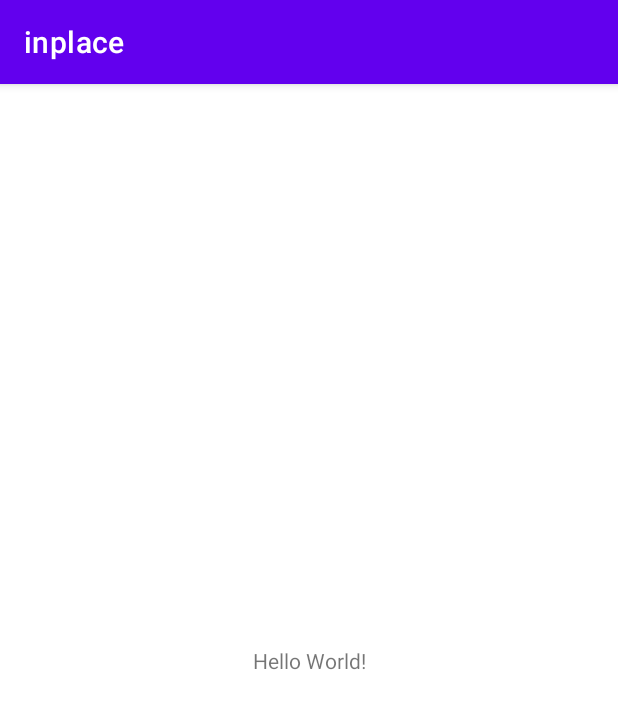
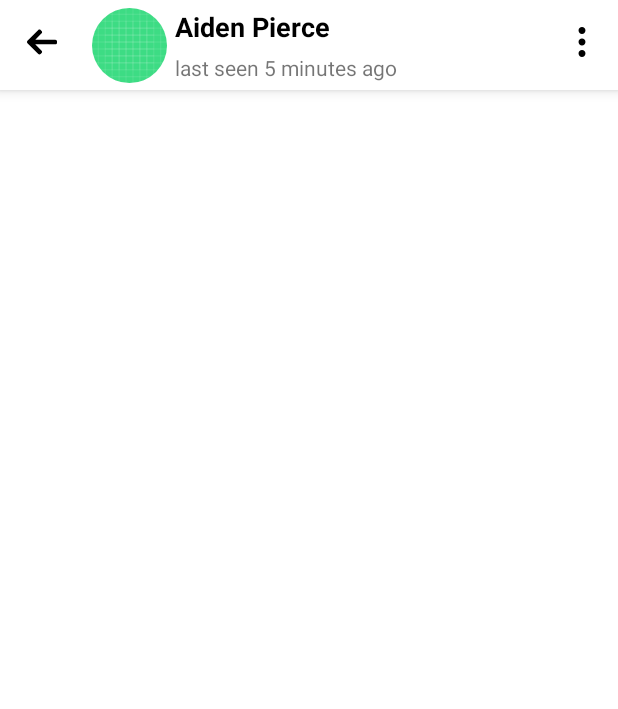
Before and after one commit to eprokofyev/inplace, an Android app: the screen it shows after launch (MainActivity), on a phone screen of 412 x 824 dp. Shown: the top 709 px of the screen. Run offline under Robolectric (Android 15) with nearby library versions, the phone set to English and light mode, and no system bars; our stand-ins replace CircleImageView.

Commit message:
Made a chat toolbar

```diff
--- a/app/build.gradle
+++ b/app/build.gradle
@@ -39,6 +39,7 @@ dependencies {
     implementation 'androidx.appcompat:appcompat:1.2.0'
     implementation 'com.google.android.material:material:1.2.1'
     implementation 'androidx.constraintlayout:constraintlayout:2.0.2'
+    implementation 'de.hdodenhof:circleimageview:3.1.0'
     testImplementation 'junit:junit:4.+'
     androidTestImplementation 'androidx.test.ext:junit:1.1.2'
     androidTestImplementation 'androidx.test.espresso:espresso-core:3.3.0'
--- /dev/null
+++ b/app/src/main/java/com/inplace/ChatFragment.kt
@@ -0,0 +1,37 @@
+package com.inplace
+
+import android.os.Bundle
+import android.util.Log
+import android.view.*
+import android.widget.TextView
+import androidx.appcompat.app.AppCompatActivity
+import androidx.appcompat.widget.Toolbar
+import androidx.fragment.app.Fragment
+
+class ChatFragment() : Fragment() {
+
+
+    override fun onCreateView(inflater: LayoutInflater, container: ViewGroup?, savedInstanceState: Bundle?): View? {
+        Log.d("myLogs", "onCreateView")
+        setHasOptionsMenu(true)
+        return inflater.inflate(R.layout.chat_fragment, container, false)
+    }
+
+    override fun onCreateOptionsMenu(menu: Menu, inflater: MenuInflater) {
+        Log.d("myLogs", "onCreateOptionsMenu")
+        inflater.inflate(R.menu.chat_menu, menu)
+        super.onCreateOptionsMenu(menu, inflater)
+    }
+
+
+    override fun onViewCreated(view: View, savedInstanceState: Bundle?) {
+        Log.d("myLogs", "onViewCreated")
+        super.onViewCreated(view, savedInstanceState)
+        val toolbar: Toolbar = view.findViewById(R.id.chat_toolbar)
+        val username: TextView = toolbar.findViewById(R.id.chat_user_name)
+        val userActivity: TextView = toolbar.findViewById(R.id.chat_user_activity)
+        username.text = "Aiden Pierce"
+        userActivity.text = "last seen 5 minutes ago"
+        (activity as AppCompatActivity).setSupportActionBar(toolbar)
+    }
+}
--- a/app/src/main/java/com/inplace/MainActivity.kt
+++ b/app/src/main/java/com/inplace/MainActivity.kt
@@ -1,11 +1,14 @@
 package com.inplace
 
+import android.os.Bundle
 import androidx.appcompat.app.AppCompatActivity
-import android.os.Bundle
 
 class MainActivity : AppCompatActivity() {
     override fun onCreate(savedInstanceState: Bundle?) {
         super.onCreate(savedInstanceState)
         setContentView(R.layout.activity_main)
+
+        if (supportFragmentManager.findFragmentById(R.id.fragment_container) == null)
+            supportFragmentManager.beginTransaction().add(R.id.fragment_container, ChatFragment()).commit()
     }
 }
--- /dev/null
+++ b/app/src/main/res/drawable/ic_left_arrow.xml
@@ -0,0 +1,4 @@
+<vector android:height="20dp" android:viewportHeight="492"
+    android:viewportWidth="492" android:width="20dp" xmlns:android="http://schemas.android.com/apk/res/android">
+    <path android:fillColor="#FF000000" android:pathData="M464.344,207.418l0.768,0.168H135.888l103.496,-103.724c5.068,-5.064 7.848,-11.924 7.848,-19.124c0,-7.2 -2.78,-14.012 -7.848,-19.088L223.28,49.538c-5.064,-5.064 -11.812,-7.864 -19.008,-7.864c-7.2,0 -13.952,2.78 -19.016,7.844L7.844,226.914C2.76,231.998 -0.02,238.77 0,245.974c-0.02,7.244 2.76,14.02 7.844,19.096l177.412,177.412c5.064,5.06 11.812,7.844 19.016,7.844c7.196,0 13.944,-2.788 19.008,-7.844l16.104,-16.112c5.068,-5.056 7.848,-11.808 7.848,-19.008c0,-7.196 -2.78,-13.592 -7.848,-18.652L134.72,284.406h329.992c14.828,0 27.288,-12.78 27.288,-27.6v-22.788C492,219.198 479.172,207.418 464.344,207.418z"/>
+</vector>
--- /dev/null
+++ b/app/src/main/res/drawable/ic_menu.xml
@@ -0,0 +1,4 @@
+<vector android:height="20dp" android:viewportHeight="512"
+    android:viewportWidth="512" android:width="20dp" xmlns:android="http://schemas.android.com/apk/res/android">
+    <path android:fillColor="#FF000000" android:fillType="evenOdd" android:pathData="M315.1,452.9c0,32.6 -26.5,59.1 -59.1,59.1s-59.1,-26.5 -59.1,-59.1s26.5,-59.1 59.1,-59.1S315.1,420.3 315.1,452.9zM315.1,256c0,32.6 -26.5,59.1 -59.1,59.1s-59.1,-26.5 -59.1,-59.1s26.5,-59.1 59.1,-59.1S315.1,223.4 315.1,256zM315.1,59.1c0,32.6 -26.5,59.1 -59.1,59.1s-59.1,-26.5 -59.1,-59.1S223.4,0 256,0S315.1,26.5 315.1,59.1z"/>
+</vector>
--- /dev/null
+++ b/app/src/main/res/drawable/ic_mute_volume_control.xml
@@ -0,0 +1,6 @@
+<vector android:height="20dp" android:viewportHeight="306.257"
+    android:viewportWidth="306.257" android:width="20dp" xmlns:android="http://schemas.android.com/apk/res/android">
+    <path android:fillColor="#FF000000" android:pathData="M19.747,121.968v70.068c0,21.499 17.43,38.924 38.924,38.924h40.703l112.088,73.612c11.351,6.271 26.808,-5.883 34.372,-21.256L47.261,84.75C31.333,89.628 19.747,104.438 19.747,121.968z"/>
+    <path android:fillColor="#FF000000" android:pathData="M250.386,41.816c0,-21.5 -19.464,-51.253 -38.924,-38.924L108.71,76.499l141.676,141.677V41.816z"/>
+    <path android:fillColor="#FF000000" android:pathData="M55.463,83.202l193.146,193.145l18.88,18.874c3.459,3.469 8.005,5.204 12.547,5.204c4.541,0 9.087,-1.735 12.552,-5.204c6.934,-6.929 6.934,-18.17 0,-25.104l-42.197,-42.197L103.037,80.566L38.771,16.314c-3.461,-3.469 -8.005,-5.204 -12.549,-5.204c-4.544,0 -9.085,1.735 -12.552,5.204c-6.937,6.928 -6.937,18.17 0,25.101L55.463,83.202z"/>
+</vector>
--- a/app/src/main/res/layout/activity_main.xml
+++ b/app/src/main/res/layout/activity_main.xml
@@ -1,18 +1,12 @@
 <?xml version="1.0" encoding="utf-8"?>
-<androidx.constraintlayout.widget.ConstraintLayout xmlns:android="http://schemas.android.com/apk/res/android"
-    xmlns:app="http://schemas.android.com/apk/res-auto"
+<LinearLayout xmlns:android="http://schemas.android.com/apk/res/android"
     xmlns:tools="http://schemas.android.com/tools"
     android:layout_width="match_parent"
     android:layout_height="match_parent"
     tools:context=".MainActivity">
 
-    <TextView
-        android:layout_width="wrap_content"
-        android:layout_height="wrap_content"
-        android:text="Hello World!"
-        app:layout_constraintBottom_toBottomOf="parent"
-        app:layout_constraintLeft_toLeftOf="parent"
-        app:layout_constraintRight_toRightOf="parent"
-        app:layout_constraintTop_toTopOf="parent" />
-
-</androidx.constraintlayout.widget.ConstraintLayout>
+    <FrameLayout
+        android:id="@+id/fragment_container"
+        android:layout_width="match_parent"
+        android:layout_height="match_parent"/>
+</LinearLayout>
--- /dev/null
+++ b/app/src/main/res/layout/chat_fragment.xml
@@ -0,0 +1,10 @@
+<?xml version="1.0" encoding="utf-8"?>
+<LinearLayout xmlns:android="http://schemas.android.com/apk/res/android"
+    android:layout_width="match_parent"
+    android:layout_height="match_parent">
+
+    <include
+        android:id="@+id/chat_toolbar"
+        layout="@layout/chat_toolbar_layout" />
+
+</LinearLayout>
--- /dev/null
+++ b/app/src/main/res/layout/chat_toolbar_layout.xml
@@ -0,0 +1,60 @@
+<?xml version="1.0" encoding="utf-8"?>
+<androidx.appcompat.widget.Toolbar xmlns:android="http://schemas.android.com/apk/res/android"
+    xmlns:app="http://schemas.android.com/apk/res-auto"
+    xmlns:tools="http://schemas.android.com/tools"
+    android:layout_width="match_parent"
+    android:layout_height="60dp"
+    android:background="@color/white"
+    android:elevation="5dp"
+    app:contentInsetStartWithNavigation="0dp"
+    app:menu="@menu/chat_menu"
+    app:navigationIcon="@drawable/ic_left_arrow">
+
+    <androidx.constraintlayout.widget.ConstraintLayout
+        android:layout_width="match_parent"
+        android:layout_height="match_parent">
+
+        <de.hdodenhof.circleimageview.CircleImageView
+            android:id="@+id/chat_user_avatar"
+            android:layout_width="50dp"
+            android:layout_height="50dp"
+            android:layout_marginStart="5dp"
+            android:src="@drawable/ic_launcher_background"
+            app:layout_constraintBottom_toBottomOf="parent"
+            app:layout_constraintStart_toStartOf="parent"
+            app:layout_constraintTop_toTopOf="parent" />
+
+        <TextView
+            android:id="@+id/chat_user_name"
+            android:layout_width="0dp"
+            android:layout_height="wrap_content"
+            android:layout_marginStart="5dp"
+            android:ellipsize="end"
+            android:maxLines="1"
+            android:textColor="@color/black"
+            android:textSize="18sp"
+            android:textStyle="bold"
+            app:layout_constraintBottom_toTopOf="@+id/chat_user_activity"
+            app:layout_constraintEnd_toEndOf="parent"
+            app:layout_constraintHorizontal_bias="0.0"
+            app:layout_constraintStart_toEndOf="@+id/chat_user_avatar"
+            app:layout_constraintTop_toTopOf="parent"
+            app:layout_optimizationLevel="chains"
+            tools:text="Aiden Pearce" />
+
+
+        <TextView
+            android:id="@+id/chat_user_activity"
+            android:layout_width="wrap_content"
+            android:layout_height="wrap_content"
+            app:layout_constraintBottom_toBottomOf="parent"
+            app:layout_constraintEnd_toEndOf="parent"
+            app:layout_constraintHorizontal_bias="0.0"
+            app:layout_constraintStart_toStartOf="@+id/chat_user_name"
+            app:layout_constraintTop_toBottomOf="@+id/chat_user_name"
+            tools:text="last seen 5 minutes ago" />
+
+    </androidx.constraintlayout.widget.ConstraintLayout>
+
+
+</androidx.appcompat.widget.Toolbar>
--- /dev/null
+++ b/app/src/main/res/menu/chat_menu.xml
@@ -0,0 +1,25 @@
+<?xml version="1.0" encoding="utf-8"?>
+<menu xmlns:android="http://schemas.android.com/apk/res/android"
+    xmlns:app="http://schemas.android.com/apk/res-auto">
+    <item android:title=""
+        app:showAsAction="ifRoom"
+        android:icon="@drawable/ic_menu">
+        <menu>
+            <item
+                android:id="@+id/chat_menu_search"
+                app:showAsAction="never"
+                android:title="@string/chat_menu_search" />
+
+            <item
+                android:id="@+id/chat_menu_mute"
+                app:showAsAction="never"
+                android:title="@string/chat_menu_mute" />
+
+            <item
+                android:id="@+id/chat_menu_delete"
+                app:showAsAction="never"
+                android:title="@string/chat_menu_delete" />
+        </menu>
+    </item>
+
+</menu>
--- a/app/src/main/res/values-night/themes.xml
+++ b/app/src/main/res/values-night/themes.xml
@@ -1,6 +1,6 @@
 <resources xmlns:tools="http://schemas.android.com/tools">
     <!-- Base application theme. -->
-    <style name="Theme.Inplace" parent="Theme.MaterialComponents.DayNight.DarkActionBar">
+    <style name="Theme.Inplace" parent="Theme.MaterialComponents.DayNight.NoActionBar">
         <!-- Primary brand color. -->
         <item name="colorPrimary">@color/purple_200</item>
         <item name="colorPrimaryVariant">@color/purple_700</item>
--- a/app/src/main/res/values/strings.xml
+++ b/app/src/main/res/values/strings.xml
@@ -1,3 +1,6 @@
 <resources>
     <string name="app_name">inplace</string>
+    <string name="chat_menu_search">Search</string>
+    <string name="chat_menu_mute">Mute</string>
+    <string name="chat_menu_delete">Delete chat</string>
 </resources>
--- a/app/src/main/res/values/themes.xml
+++ b/app/src/main/res/values/themes.xml
@@ -1,6 +1,6 @@
 <resources xmlns:tools="http://schemas.android.com/tools">
     <!-- Base application theme. -->
-    <style name="Theme.Inplace" parent="Theme.MaterialComponents.DayNight.DarkActionBar">
+    <style name="Theme.Inplace" parent="Theme.MaterialComponents.DayNight.NoActionBar">
         <!-- Primary brand color. -->
         <item name="colorPrimary">@color/purple_500</item>
         <item name="colorPrimaryVariant">@color/purple_700</item>
```
Also changed, not shown: 1 other file.
